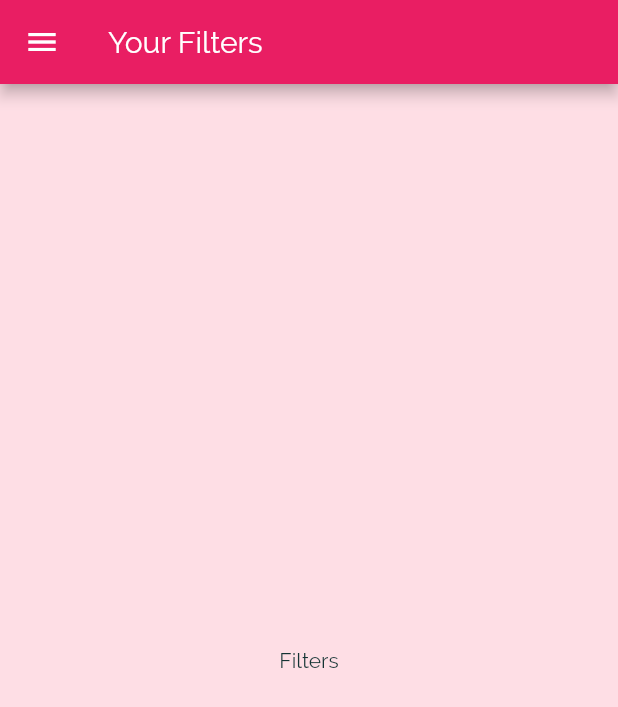
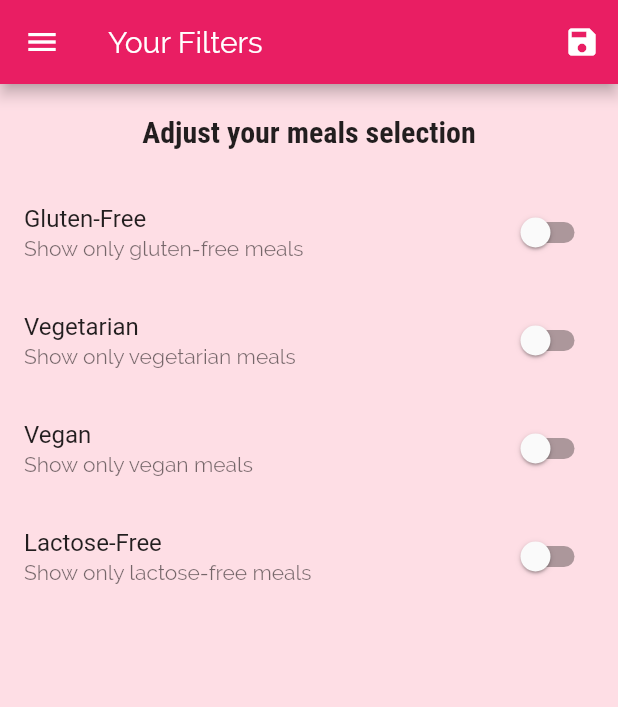
Before and after one commit to BartoszRudnik/LearningFlutter, a Flutter app: the FiltersScreen screen opened by its route, on a phone screen of 412 x 824 dp. Shown: the top 707 px of the screen. Run offline on Flutter 3.47's test engine with Material 2 defaults, Android fonts, the phone set to English and light mode, and no system bars.

Commit message:
filtering meals by categories

```diff
--- a/mealsApp/lib/main.dart
+++ b/mealsApp/lib/main.dart
@@ -1,4 +1,6 @@
 import 'package:flutter/material.dart';
+import 'package:mealsApp/model/dummy_data.dart';
+import 'package:mealsApp/model/meal.dart';
 import 'package:mealsApp/screen/categoriesScreen.dart';
 import 'package:mealsApp/screen/categoryMealsScreen.dart';
 import 'package:mealsApp/screen/filtersScreen.dart';
@@ -7,7 +9,41 @@ import 'package:mealsApp/screen/tabsScreen.dart';
 
 void main() => runApp(MyApp());
 
-class MyApp extends StatelessWidget {
+class MyApp extends StatefulWidget {
+  @override
+  _MyAppState createState() => _MyAppState();
+}
+
+class _MyAppState extends State<MyApp> {
+  Map<String, bool> _filtres = {
+    'gluten': false,
+    'lactose': false,
+    'vegan': false,
+    'vegetarian': false,
+  };
+  List<Meal> _availableMeals = DUMMY_MEALS;
+
+  void _setFiltres(Map<String, bool> filterData) {
+    setState(() {
+      _filtres = filterData;
+      _availableMeals = DUMMY_MEALS.where((meal) {
+        if (_filtres['gluten'] && !meal.isGlutenFree) {
+          return false;
+        }
+        if (_filtres['lactose'] && !meal.isLactoseFree) {
+          return false;
+        }
+        if (_filtres['vegan'] && !meal.isVegan) {
+          return false;
+        }
+        if (_filtres['vegetarian'] && !meal.isVegetarian) {
+          return false;
+        }
+        return true;
+      }).toList();
+    });
+  }
+
   @override
   Widget build(BuildContext context) {
     return MaterialApp(
@@ -33,9 +69,14 @@ class MyApp extends StatelessWidget {
       //home: CategoriesScreen(),
       routes: {
         '/': (ctx) => TabsScreen(),
-        CategoryMealsScreen.routeName: (ctx) => CategoryMealsScreen(),
+        CategoryMealsScreen.routeName: (ctx) => CategoryMealsScreen(
+              availableMeals: _availableMeals,
+            ),
         MealDetailScreen.routeName: (ctx) => MealDetailScreen(),
-        FiltersScreen.routeName: (ctx) => FiltersScreen(),
+        FiltersScreen.routeName: (ctx) => FiltersScreen(
+              setFilters: _setFiltres,
+              filtres: _filtres,
+            ),
       },
       onGenerateRoute: (settings) {
         return MaterialPageRoute(
--- a/mealsApp/lib/screen/filtersScreen.dart
+++ b/mealsApp/lib/screen/filtersScreen.dart
@@ -1,19 +1,121 @@
 import 'package:flutter/material.dart';
+import 'package:mealsApp/widget/filterItem.dart';
 import 'package:mealsApp/widget/mainDrawer.dart';
 
-class FiltersScreen extends StatelessWidget {
+class FiltersScreen extends StatefulWidget {
   static const routeName = '/filters';
+
+  final Function setFilters;
+  final Map<String, bool> filtres;
+
+  FiltersScreen({
+    @required this.setFilters,
+    @required this.filtres,
+  });
+
+  @override
+  _FiltersScreenState createState() => _FiltersScreenState();
+}
+
+class _FiltersScreenState extends State<FiltersScreen> {
+  bool _glutenFree = false;
+  bool _vegetarian = false;
+  bool _vegan = false;
+  bool _lactoseFree = false;
+
+  @override
+  void initState() {
+    this._glutenFree = this.widget.filtres['gluten'];
+    this._lactoseFree = this.widget.filtres['lactose'];
+    this._vegan = this.widget.filtres['vegan'];
+    this._vegetarian = this.widget.filtres['vegetarian'];
+    super.initState();
+  }
+
+  void changeGlutenFree(bool newValue) {
+    setState(() {
+      this._glutenFree = newValue;
+    });
+  }
+
+  void changeLactoseFree(bool newValue) {
+    setState(() {
+      this._lactoseFree = newValue;
+    });
+  }
+
+  void changeVegan(bool newValue) {
+    setState(() {
+      this._vegan = newValue;
+    });
+  }
+
+  void changeVegetarian(bool newValue) {
+    setState(() {
+      this._vegetarian = newValue;
+    });
+  }
 
   @override
   Widget build(BuildContext context) {
     return Scaffold(
       appBar: AppBar(
         title: Text('Your Filters'),
+        actions: <Widget>[
+          IconButton(
+            icon: Icon(Icons.save),
+            onPressed: () {
+              final selectedFiltres = {
+                'gluten': this._glutenFree,
+                'lactose': this._lactoseFree,
+                'vegan': this._vegan,
+                'vegetarian': this._vegetarian,
+              };
+              this.widget.setFilters(selectedFiltres);
+            },
+          ),
+        ],
       ),
-      body: Center(
-        child: Text(
-          'Filters',
-        ),
+      body: Column(
+        children: <Widget>[
+          Container(
+            padding: EdgeInsets.all(20),
+            child: Text(
+              'Adjust your meals selection',
+              style: Theme.of(context).textTheme.headline6,
+            ),
+          ),
+          Expanded(
+            child: ListView(
+              children: <Widget>[
+                FilterItem(
+                  changeFilter: changeGlutenFree,
+                  setting: _glutenFree,
+                  subtitle: 'Show only gluten-free meals',
+                  title: 'Gluten-Free',
+                ),
+                FilterItem(
+                  changeFilter: changeVegetarian,
+                  title: 'Vegetarian',
+                  subtitle: 'Show only vegetarian meals',
+                  setting: _vegetarian,
+                ),
+                FilterItem(
+                  changeFilter: changeVegan,
+                  title: 'Vegan',
+                  subtitle: 'Show only vegan meals',
+                  setting: _vegan,
+                ),
+                FilterItem(
+                  changeFilter: changeLactoseFree,
+                  title: 'Lactose-Free',
+                  subtitle: 'Show only lactose-free meals',
+                  setting: _lactoseFree,
+                ),
+              ],
+            ),
+          ),
+        ],
       ),
       drawer: MainDrawer(),
     );
--- /dev/null
+++ b/mealsApp/lib/widget/filterItem.dart
@@ -0,0 +1,34 @@
+import 'package:flutter/material.dart';
+
+class FilterItem extends StatefulWidget {
+  bool setting;
+  String title;
+  String subtitle;
+  Function changeFilter;
+
+  FilterItem({
+    @required this.changeFilter,
+    @required this.title,
+    @required this.subtitle,
+    @required this.setting,
+  });
+
+  @override
+  _FilterItemState createState() => _FilterItemState();
+}
+
+class _FilterItemState extends State<FilterItem> {
+  @override
+  Widget build(BuildContext context) {
+    return SwitchListTile(
+      value: this.widget.setting,
+      onChanged: (newValue) {
+        this.widget.changeFilter(newValue);
+      },
+      title: Text(this.widget.title),
+      subtitle: Text(
+        this.widget.subtitle,
+      ),
+    );
+  }
+}
```
Also changed, not shown: mealsApp/lib/screen/categoryMealsScreen.dart (+52 -18 lines), mealsApp/lib/screen/mealDetailScreen.dart (+8 -0 lines), mealsApp/lib/widget/mealItem.dart (+8 -0 lines).
